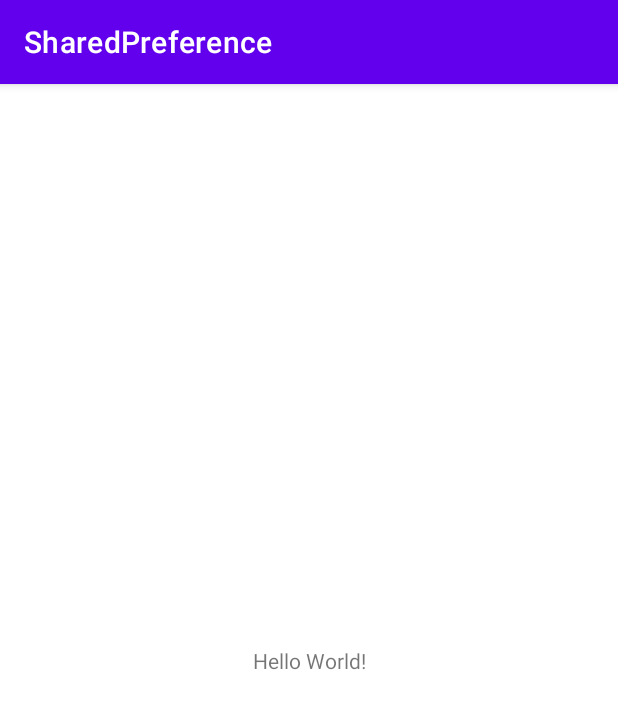
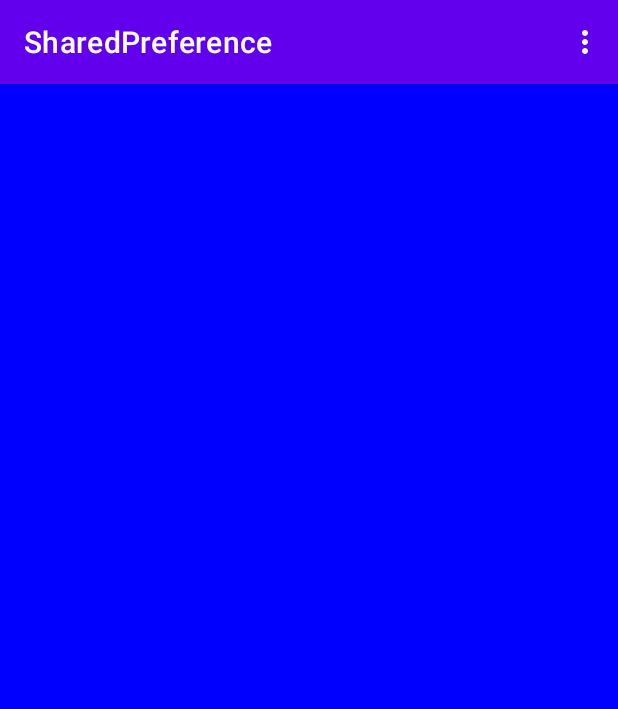
Before and after one commit to ademirsantosjr/utfpr_subj10_android_practice14, an Android app: the screen it shows after launch (MainActivity), on a phone screen of 412 x 824 dp. Shown: the top 709 px of the screen. Run offline under Robolectric (Android 15) with nearby library versions, the phone set to English and light mode, and no system bars.

Commit message:
Develop menu with color preference

```diff
--- a/app/src/main/java/br/edu/utfpr/sharedpreference/MainActivity.java
+++ b/app/src/main/java/br/edu/utfpr/sharedpreference/MainActivity.java
@@ -1,14 +1,73 @@
 package br.edu.utfpr.sharedpreference;
 
+import androidx.annotation.NonNull;
 import androidx.appcompat.app.AppCompatActivity;
+import androidx.constraintlayout.widget.ConstraintLayout;
 
+import android.content.Context;
+import android.content.SharedPreferences;
+import android.graphics.Color;
 import android.os.Bundle;
+import android.view.Menu;
+import android.view.MenuItem;
 
 public class MainActivity extends AppCompatActivity {
+
+    private static final String FILE = "br.edu.utfpr.sharedpreference.COLOR_PREFERENCE";
+    private static final String COLOR = "COLOR";
+    private ConstraintLayout layoutMain;
+    private int option = Color.BLUE;
 
     @Override
     protected void onCreate(Bundle savedInstanceState) {
         super.onCreate(savedInstanceState);
         setContentView(R.layout.activity_main);
+
+        layoutMain = findViewById(R.id.layoutMain);
+
+        readColorPreference();
     }
+
+    private void readColorPreference() {
+        SharedPreferences sharedPreferences = getSharedPreferences(FILE,
+                Context.MODE_PRIVATE);
+
+        option = sharedPreferences.getInt(COLOR, option);
+
+        changeBackGroundColor();
+    }
+
+    private void changeBackGroundColor() {
+        layoutMain.setBackgroundColor(option);
+    }
+
+    @Override
+    public boolean onCreateOptionsMenu(Menu menu) {
+        getMenuInflater().inflate(R.menu.main, menu);
+        return true;
+    }
+
+    @Override
+    public boolean onOptionsItemSelected(@NonNull MenuItem item) {
+
+        item.setChecked(true);
+
+        switch (item.getItemId()) {
+            case R.id.menuItemYellow:
+                layoutMain.setBackgroundColor(Color.YELLOW);
+                return true;
+
+            case R.id.menuItemBlue:
+                layoutMain.setBackgroundColor(Color.BLUE);
+                return true;
+
+            case R.id.menuItemRed:
+                layoutMain.setBackgroundColor(Color.RED);
+                return true;
+
+            default:
+                return super.onOptionsItemSelected(item);
+        }
+    }
+
 }
--- a/app/src/main/res/layout/activity_main.xml
+++ b/app/src/main/res/layout/activity_main.xml
@@ -2,17 +2,7 @@
 <androidx.constraintlayout.widget.ConstraintLayout xmlns:android="http://schemas.android.com/apk/res/android"
     xmlns:app="http://schemas.android.com/apk/res-auto"
     xmlns:tools="http://schemas.android.com/tools"
+    android:id="@+id/layoutMain"
     android:layout_width="match_parent"
     android:layout_height="match_parent"
-    tools:context=".MainActivity">
-
-    <TextView
-        android:layout_width="wrap_content"
-        android:layout_height="wrap_content"
-        android:text="Hello World!"
-        app:layout_constraintBottom_toBottomOf="parent"
-        app:layout_constraintLeft_toLeftOf="parent"
-        app:layout_constraintRight_toRightOf="parent"
-        app:layout_constraintTop_toTopOf="parent" />
-
-</androidx.constraintlayout.widget.ConstraintLayout>
+    tools:context=".MainActivity" />
--- /dev/null
+++ b/app/src/main/res/menu/main.xml
@@ -0,0 +1,17 @@
+<?xml version="1.0" encoding="utf-8"?>
+<menu xmlns:android="http://schemas.android.com/apk/res/android">
+
+    <group
+        android:id="@+id/groupColors"
+        android:checkableBehavior="single">
+        <item
+            android:id="@+id/menuItemYellow"
+            android:title="@string/yellow" />
+        <item
+            android:id="@+id/menuItemBlue"
+            android:title="@string/blue" />
+        <item
+            android:id="@+id/menuItemRed"
+            android:title="@string/red" />
+    </group>
+</menu>
--- a/app/src/main/res/values/strings.xml
+++ b/app/src/main/res/values/strings.xml
@@ -1,3 +1,6 @@
 <resources>
     <string name="app_name">SharedPreference</string>
+    <string name="yellow">Amarelo</string>
+    <string name="blue">Azul</string>
+    <string name="red">Vermelho</string>
 </resources>
```
